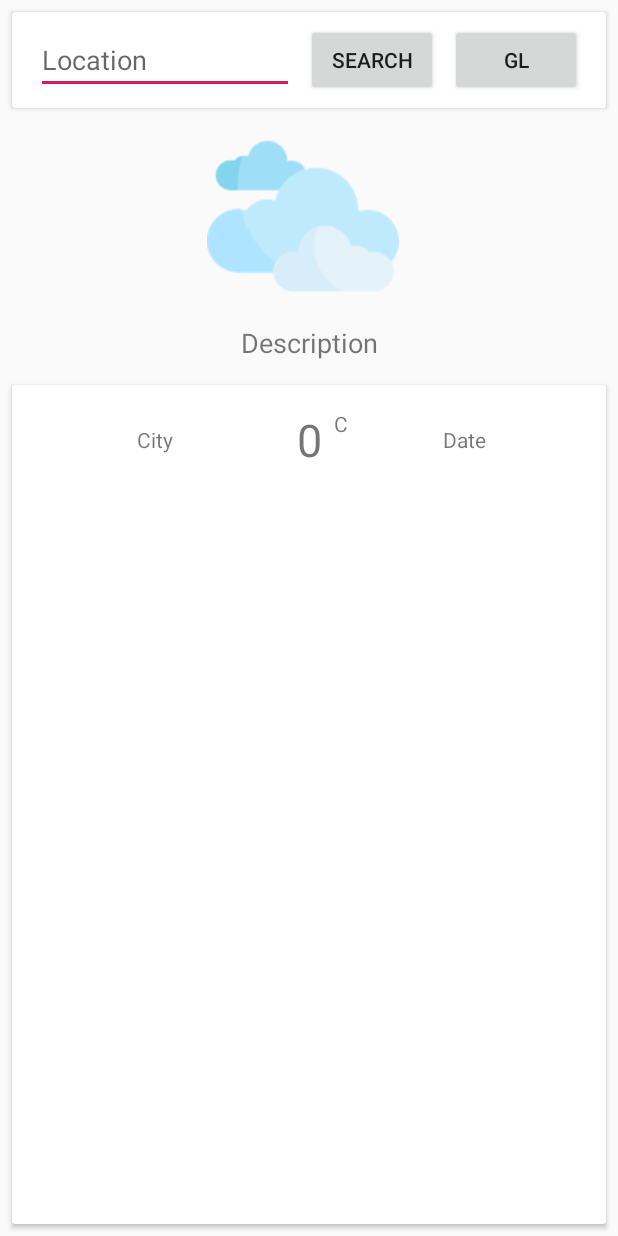
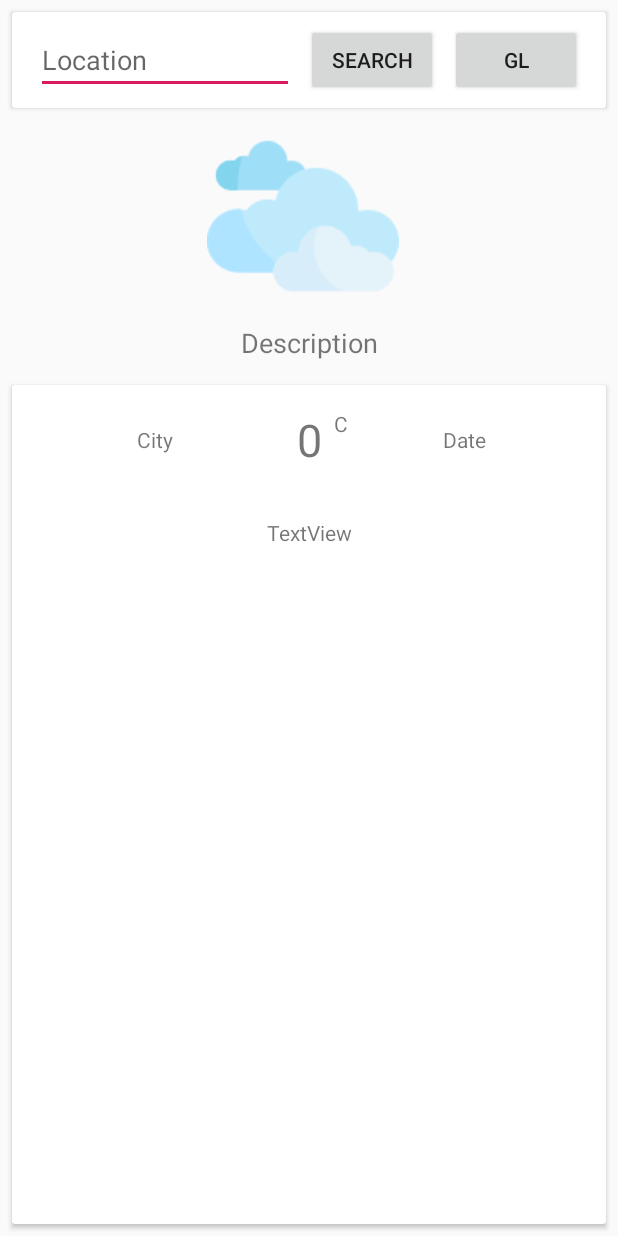
Before and after one commit to yudystriawan/tugasPAPB, an Android app: the first screen one second after launch (MainActivity), on a phone screen of 412 x 824 dp. Run offline under Robolectric (Android 15) with nearby library versions, the phone set to English and light mode, and no system bars; our stand-ins replace Firebase (no records; nobody signed in at launch, a user with empty details on screens opened directly), Volley; 1 statement that could not run was skipped.

```diff
--- a/app/src/main/java/com/example/yudystriawan/tugaspapb/MainActivity.java
+++ b/app/src/main/java/com/example/yudystriawan/tugaspapb/MainActivity.java
@@ -49,12 +49,12 @@ public class MainActivity extends AppCompatActivity {
 
     private EditText searchTxt;
     private Button searchBtn,locationBtn;
-    private TextView textTemp, textCity, textDesc, textDate;
+    private TextView textTemp, textCity, textDesc, textDate, textLokasi;
     private ImageView weatherImg;
     private static final int REQUEST_LOCATION_PERMISSION = 1;
     FusedLocationProviderClient mFusedLocationClient;
     double originLat, originLon, destLat, destLon;
-    private ArrayList<Restaurant> listRestSample;
+    ArrayList<Restaurant> listRestSample = new ArrayList<Restaurant>();
     private FirebaseFirestore db;
     int sizeData = 0;
 
@@ -72,6 +72,7 @@ public class MainActivity extends AppCompatActivity {
         textDate =  findViewById(R.id.date);
         weatherImg =  findViewById(R.id.weather_img);
         locationBtn =  findViewById(R.id.locationBtn);
+        textLokasi = findViewById(R.id.lokasiTxt);
 
         readFB();
         searchBtn.setOnClickListener(new View.OnClickListener() {
@@ -330,11 +331,15 @@ public class MainActivity extends AppCompatActivity {
                             longitude = queryDocumentSnapshots.getDocuments().get(i).get("Longitude").toString();
 
                             listRestSample.add(new Restaurant(id, name, phone, rating, type, weather, latitude, longitude));
-                            destLat = Double.valueOf(latitude);
-                            destLon = Double.valueOf(longitude);
+
 
                         }
-
+                        if (listRestSample.get(0) != null) {
+                            destLat = Double.valueOf(listRestSample.get(3).getLatitude());
+                            destLon = Double.valueOf(listRestSample.get(3).getLongitude());
+                            String namaLokasi = listRestSample.get(3).getName();
+                            textLokasi.setText(namaLokasi);
+                        }
                     }
                 });
 
--- a/app/src/main/java/com/example/yudystriawan/tugaspapb/MapsActivity.java
+++ b/app/src/main/java/com/example/yudystriawan/tugaspapb/MapsActivity.java
@@ -23,7 +23,6 @@ public class MapsActivity extends FragmentActivity implements OnMapReadyCallback
 
     private GoogleMap mMap;
     MarkerOptions origin, destination;
-    private static LatLng bunderanUB= new LatLng(-7.952656, 112.614330);
     private static LatLng locationDest;
     private static LatLng locationNow;
     private Button btnDirect;
--- a/app/src/main/res/layout/activity_main.xml
+++ b/app/src/main/res/layout/activity_main.xml
@@ -164,6 +164,20 @@
                 app:layout_constraintStart_toStartOf="parent"
                 app:layout_constraintTop_toTopOf="@+id/temp" />
 
+            <TextView
+                android:id="@+id/lokasiTxt"
+                android:layout_width="wrap_content"
+                android:layout_height="wrap_content"
+                android:layout_marginStart="8dp"
+                android:layout_marginLeft="8dp"
+                android:layout_marginTop="32dp"
+                android:layout_marginEnd="8dp"
+                android:layout_marginRight="8dp"
+                android:text="TextView"
+                app:layout_constraintEnd_toEndOf="parent"
+                app:layout_constraintStart_toStartOf="parent"
+                app:layout_constraintTop_toBottomOf="@+id/temp" />
+
         </android.support.constraint.ConstraintLayout>
     </android.support.v7.widget.CardView>
 
```
